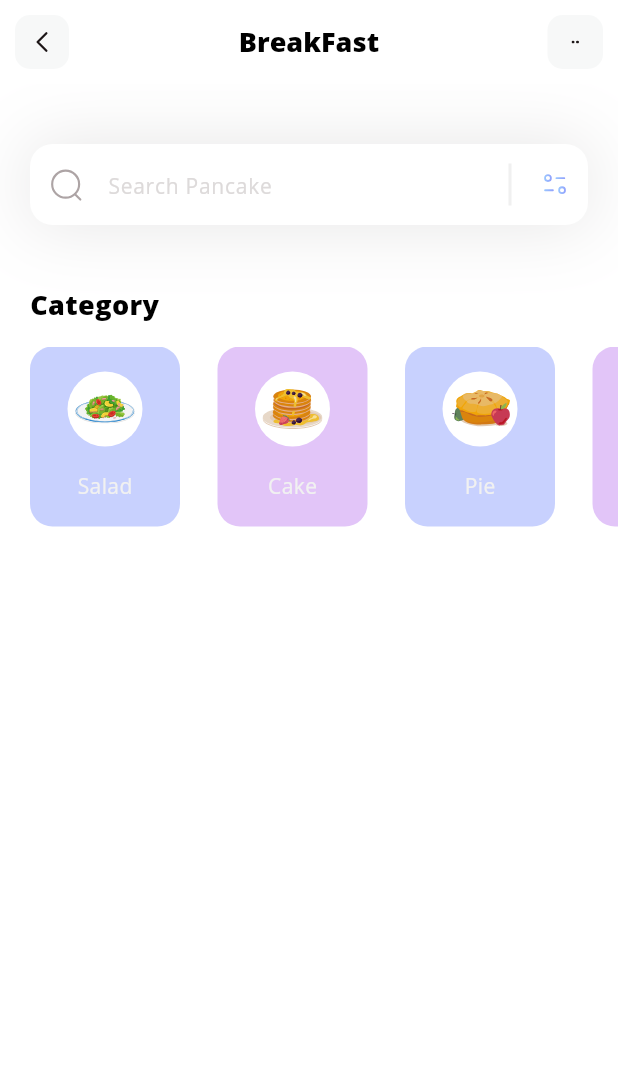
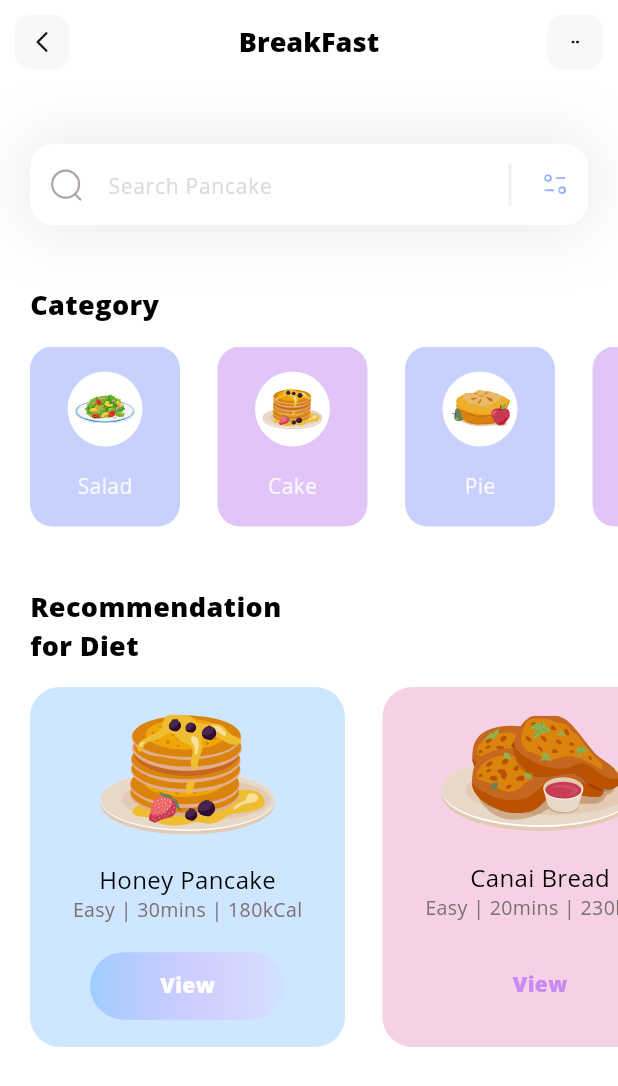
Before and after one commit to JADDOU3/SFP, a Flutter app: the screen it shows after launch, on a phone screen of 412 x 824 dp. Shown: the top 1086 px of the screen. Run offline on Flutter 3.47's test engine with Material 3 defaults, Android fonts, the phone set to English and light mode, and no system bars; our stand-ins replace flutter_svg.

Commit message:
Recommendation implementation

```diff
--- /dev/null
+++ b/lib/models/DietModel.dart
@@ -0,0 +1,51 @@
+import 'package:flutter/cupertino.dart';
+
+  class DietModel {
+  String name;
+  String iconPath;
+  String level;
+  String duration;
+  String calorie;
+  Color boxColor;
+  bool viewIsSelected;
+
+  DietModel({
+  required this.name,
+  required this.iconPath,
+  required this.level,
+  required this.duration,
+  required this.calorie,
+  required this.boxColor,
+  required this.viewIsSelected
+  });
+
+  static List < DietModel > getDiets() {
+  List < DietModel > diets = [];
+
+  diets.add(
+  DietModel(
+  name: 'Honey Pancake',
+  iconPath: 'assets/icons/honey-pancakes.svg',
+  level: 'Easy',
+  duration: '30mins',
+  calorie: '180kCal',
+  viewIsSelected: true,
+  boxColor: Color(0xff9DCEFF)
+  )
+  );
+
+  diets.add(
+  DietModel(
+  name: 'Canai Bread',
+  iconPath: 'assets/icons/canai-bread.svg',
+  level: 'Easy',
+  duration: '20mins',
+  calorie: '230kCal',
+  viewIsSelected: false,
+  boxColor: Color(0xffEEA4CE)
+  )
+  );
+
+  return diets;
+  }
+  }
--- a/lib/pages/home/HomePage.dart
+++ b/lib/pages/home/HomePage.dart
@@ -4,27 +4,31 @@ import 'package:flutter/material.dart';
 import 'package:flutter/rendering.dart';
 import 'package:flutter_svg/flutter_svg.dart';
 import 'package:flutter_test_project/models/CategoryModel.dart';
+import 'package:flutter_test_project/models/DietModel.dart';
 
 class HomePage extends StatelessWidget {
   HomePage({super.key});
   List<CategoryModel> categories = [];
+  List<DietModel> diets = [];
 
-  void getCategories(){
+  void getInetialInfo(){
     categories = CategoryModel.getCategory();
+    diets = DietModel.getDiets();
   }
 
   @override
   Widget build(BuildContext context) {
-    getCategories();
+    getInetialInfo();
     return Scaffold(
       appBar: appBar(),
       backgroundColor: Colors.white,
-      body: Column(
-        crossAxisAlignment: CrossAxisAlignment.start,
+      body: ListView(
         children: [
           searchField(),
           SizedBox(height: 40,),
           categorySection(),
+          SizedBox(height: 40,),
+          dietSection(),
         ],
       ),
     );
@@ -194,7 +198,7 @@ class HomePage extends StatelessWidget {
                       categories[index].name,
                       style: TextStyle(
                           fontWeight: FontWeight.w400,
-                          color: Color(0xfff1f1f1),
+                          color: Color(0xfff8f8f8),
                           fontSize: 14
                       ),
                     )
@@ -207,4 +211,94 @@ class HomePage extends StatelessWidget {
       ],
     );
   }
+
+  Column dietSection(){
+    return Column(
+      crossAxisAlignment: CrossAxisAlignment.start,
+      children: [
+        Padding(
+          padding: const EdgeInsets.only(left: 20),
+          child: Text(
+            'Recommendation\nfor Diet',
+            style: TextStyle(
+              color: Colors.black,
+              fontSize: 18,
+              fontWeight: FontWeight.w600,
+            ),
+          ),
+        ),
+        SizedBox(height: 15,),
+        Container(
+          height: 240,
+          child: ListView.separated(
+            itemCount: diets.length,
+            itemBuilder: (context , index){
+              return Container(
+                width: 210,
+                decoration: BoxDecoration(
+                  color: diets[index].boxColor.withOpacity(0.5),
+                  borderRadius: BorderRadius.circular(20)
+                ),
+                child: Column(
+                  mainAxisAlignment: MainAxisAlignment.spaceEvenly,
+                  children: [
+                    SvgPicture.asset(diets[index].iconPath),
+                    Column(
+                      children: [
+                        Text(
+                          diets[index].name,
+                          style: TextStyle(
+                              fontWeight: FontWeight.w500,
+                              color: Colors.black,
+                              fontSize: 16
+                          ),
+                        ),
+                        Text(
+                          diets[index].level + ' | ' + diets[index].duration + ' | ' + diets[index].calorie,
+                          style: TextStyle(
+                            fontSize: 13,
+                            fontWeight: FontWeight.w400,
+                            color: Color(0xff7b6f72),
+                          ),
+                        ),
+                      ],
+                    ),
+                    Container(
+                      height: 45,
+                      width: 130,
+                      child: Center(
+                        child: Text(
+                          'View',
+                          style: TextStyle(
+                            fontWeight: FontWeight.w600,
+                            color: diets[index].viewIsSelected ? Colors.white : Color(0xffc58bf2),
+                            fontSize: 14
+                          ),
+                        ),
+                      ),
+                      decoration: BoxDecoration(
+                        gradient: LinearGradient(
+                          colors: [
+                           diets[index].viewIsSelected ? Color(0xff9dceff) : Colors.transparent,
+                           diets[index].viewIsSelected ? Color(0xff2a3fd) : Colors.transparent,
+                          ]
+                        ),
+                        borderRadius: BorderRadius.circular(50)
+                      ),
+                    )
+                  ],
+                ),
+              );
+            },
+            separatorBuilder: (context,index) => SizedBox(width: 25,),
+            scrollDirection: Axis.horizontal,
+            padding: EdgeInsets.only(
+              right: 20,
+              left: 20
+            ),
+          ),
+        )
+      ],
+    );
+  }
 }
--- a/lib/widgets/navigation_bar/NavigationBar.dart
+++ /dev/null
@@ -1,45 +0,0 @@
-import 'package:flutter/material.dart';
-
-class NavigationBar extends StatelessWidget {
-  const NavigationBar({Key? key}) : super (key:key);
-
-  @override
-  Widget build(BuildContext context) {
-    return Container(
-      height: 100,
-      child: Row(
-        mainAxisAlignment: MainAxisAlignment.spaceBetween,
-        children: <Widget>[
-          SizedBox(
-            height: 80,
-            width: 150,
-            child: Image.asset('assets/logo.png'),
-          ),
-          Row(
-            mainAxisSize: MainAxisSize.min,
-            children: <Widget>[
-              NavBarItem('SFP'),
-              SizedBox(
-                width: 60,
-              ),
-              NavBarItem('About'),
-          ],),
-        ],
-      ),
-    );
-  }
-}
-
-
-class NavBarItem extends StatelessWidget {
-  final String title;
-  const NavBarItem(this.title);
-  @override
-  Widget build(BuildContext context) {
-   return Text(
-     title,
-     style: TextStyle(fontSize: 18),
-   );
-  }
-
-}
```
